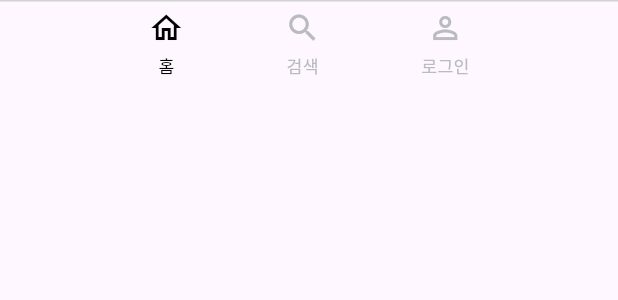
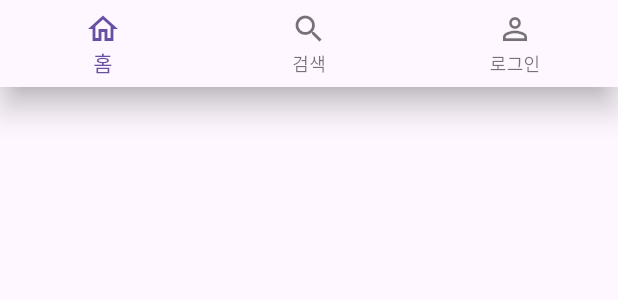
Before and after one commit to kiyoungsong/watcha-pedia-clone, a Flutter app: the Footer widget shown alone on an empty page, opened directly, on a phone screen of 412 x 824 dp. Shown: the top 300 px of the screen. Run offline on Flutter 3.47's test engine with Material 3 defaults, Android fonts, the phone set to English and light mode, and no system bars; our stand-ins replace go_router.

Commit message:
♻️ [Refactor]: 전체 구조 변경

```diff
--- a/lib/component/footer.dart
+++ /dev/null
@@ -1,44 +0,0 @@
-import 'package:flutter/material.dart';
-import 'package:go_router/go_router.dart';
-import 'package:watcha_pedia_clone/component/footer_icon.dart';
-
-class Footer extends StatelessWidget {
-  const Footer({super.key});
-
-  @override
-  Widget build(BuildContext context) {
-    double screenWidth = MediaQuery.of(context).size.width;
-    double paddingPercentage = 0.24;
-    double padding = screenWidth * paddingPercentage;
-    return Container(
-        height: 56,
-        padding: EdgeInsets.fromLTRB(padding, 0, padding, 0),
-        decoration: BoxDecoration(
-            border: Border(
-                top: BorderSide(
-                    color: Color.fromARGB(255, 210, 210, 210), width: 1.0))),
-        child: Row(
-          mainAxisAlignment: MainAxisAlignment.spaceBetween,
-          children: [
-            FooterIcon(
-              title: "홈",
-              icon: Icons.home_outlined,
-              pathKey: ["movie", "tv"],
-              onClick: () => context.go("/movie"),
-            ),
-            FooterIcon(
-              title: "검색",
-              icon: Icons.search,
-              pathKey: ["search"],
-              onClick: () => context.go("/search"),
-            ),
-            FooterIcon(
-              title: "로그인",
-              icon: Icons.person_outline,
-              pathKey: ["login"],
-              onClick: () => context.go("/login"),
-            ),
-          ],
-        ));
-  }
-}
--- /dev/null
+++ b/lib/component/footer/footer.dart
@@ -0,0 +1,82 @@
+import 'package:flutter/material.dart';
+import 'package:go_router/go_router.dart';
+
+class Footer extends StatelessWidget {
+  const Footer({super.key});
+
+  @override
+  Widget build(BuildContext context) {
+    return BottomNavigationBar(
+        items: const <BottomNavigationBarItem>[
+          BottomNavigationBarItem(icon: Icon(Icons.home_outlined), label: "홈"),
+          BottomNavigationBarItem(icon: Icon(Icons.search), label: "검색"),
+          BottomNavigationBarItem(
+              icon: Icon(Icons.person_outline), label: "로그인"),
+        ],
+        currentIndex: _calculateSelectedIndex(context),
+        onTap: (int index) => _onItemTapped(index, context));
+  }
+
+  int _calculateSelectedIndex(BuildContext context) {
+    final String location = GoRouterState.of(context).uri.toString();
+    if (location.startsWith("/")) {
+      return 0;
+    }
+
+    if (location.startsWith("/search")) {
+      return 1;
+    }
+
+    return 0;
+  }
+
+  void _onItemTapped(int index, BuildContext context) {
+    switch (index) {
+      case 0:
+        GoRouter.of(context).go('/');
+      case 1:
+        GoRouter.of(context).go('/search');
+    }
+  }
+}
+
+// class Footer extends StatelessWidget {
+//   const Footer({super.key});
+
+//   @override
+//   Widget build(BuildContext context) {
+//     double screenWidth = MediaQuery.of(context).size.width;
+//     double paddingPercentage = 0.24;
+//     double padding = screenWidth * paddingPercentage;
+//     return Container(
+//         height: 56,
+//         padding: EdgeInsets.fromLTRB(padding, 0, padding, 0),
+//         decoration: BoxDecoration(
+//             border: Border(
+//                 top: BorderSide(
+//                     color: Color.fromARGB(255, 210, 210, 210), width: 1.0))),
+//         child: Row(
+//           mainAxisAlignment: MainAxisAlignment.spaceBetween,
+//           children: [
+//             FooterIcon(
+//               title: "홈",
+//               icon: Icons.home_outlined,
+//               pathKey: ["movie", "tv"],
+//               onClick: () => context.go("/movie"),
+//             ),
+//             FooterIcon(
+//               title: "검색",
+//               icon: Icons.search,
+//               pathKey: ["search"],
+//               onClick: () => context.go("/search"),
+//             ),
+//             FooterIcon(
+//               title: "로그인",
+//               icon: Icons.person_outline,
+//               pathKey: ["login"],
+//               onClick: () => context.go("/login"),
+//             ),
+//           ],
+//         ));
+//   }
+// }
```
Also changed, not shown: lib/component/appbar/main_bar.dart (renamed from lib/component/main_app_bar.dart, +6 -8 lines), lib/component/appbar/search_bar.dart (added, +36 -0 lines), lib/component/scaffold/scaffold_with_header_nav.dart (added, +20 -0 lines), lib/component/scaffold/scaffold_with_search_nav.dart (added, +27 -0 lines), lib/screen/movie.dart (+1 -10 lines), lib/screen/search.dart (+2 -32 lines), lib/screen/tv.dart (+1 -11 lines).
